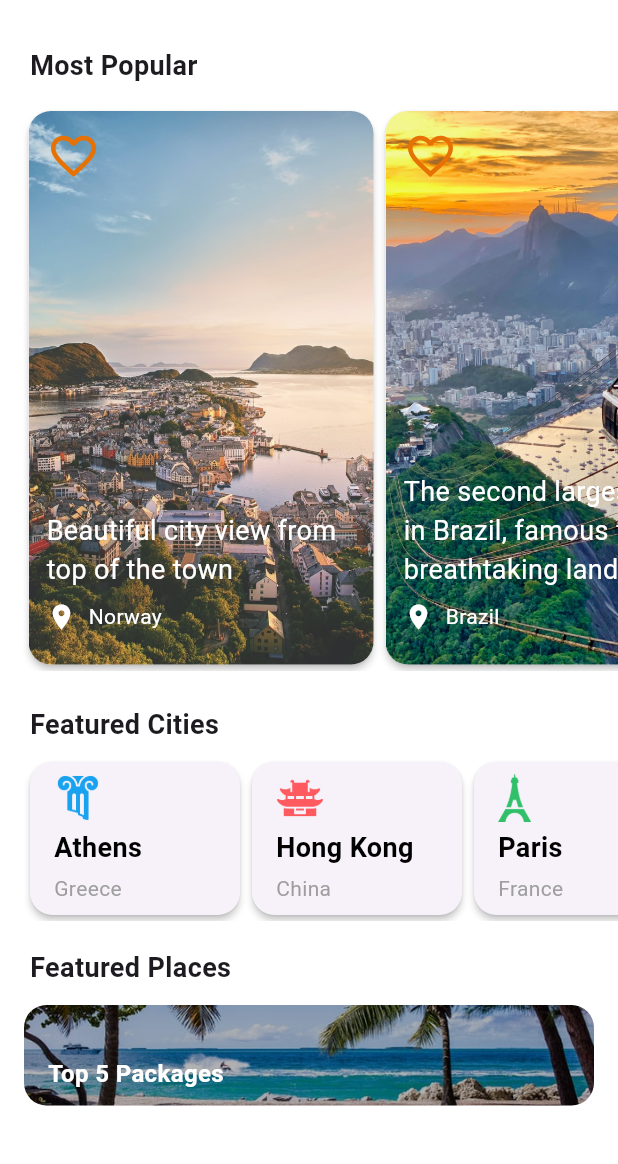
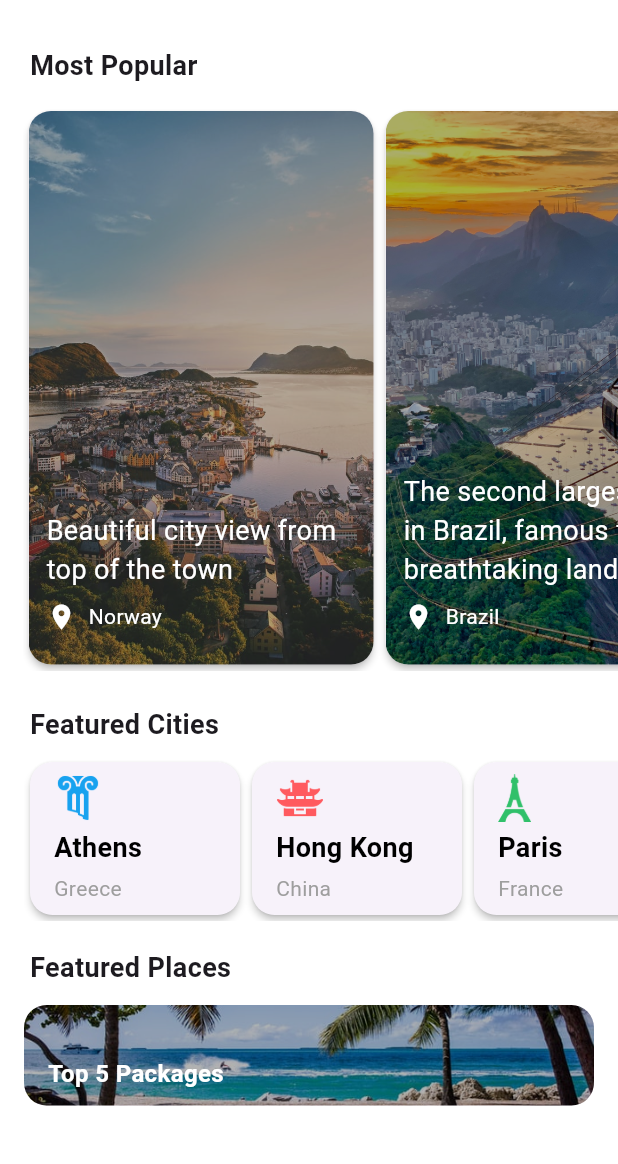
Before and after one commit to Ifty-Rahman/Travel_app, a Flutter app: the screen it shows once a user with an empty profile is signed in, on a phone screen of 412 x 824 dp, the part 72-1236 px from its top. Run offline on Flutter 3.47's test engine with Material 3 defaults, Android fonts, the light colour scheme and no system bars; our stand-ins replace cloud_firestore, firebase_auth, firebase_core, firebase_storage, image_picker; missing offline and left inert: flutter_paypal_checkout, material_text_fields; accounts and stored records are empty; network calls fail.

Commit message:
Profile, booking, about update

```diff
--- a/lib/pages/about.dart
+++ b/lib/pages/about.dart
@@ -1,9 +1,11 @@
 import 'package:flutter/material.dart';
+import 'package:travel_agency/data/constants.dart';
 
 class AboutPage extends StatelessWidget {
   @override
   Widget build(BuildContext context) {
     return Scaffold(
+      backgroundColor: kBackgroundColor,
       appBar: AppBar(
         title: Text('About'),
       ),
--- a/lib/pages/countries.dart
+++ b/lib/pages/countries.dart
@@ -51,6 +51,7 @@ class _CountryListPageState extends State<CountryListPage> {
   @override
   Widget build(BuildContext context) {
     return Scaffold(
+      backgroundColor: kBackgroundColor,
       appBar: AppBar(
         backgroundColor: Colors.transparent,
         elevation: 0,
--- a/lib/pages/explore.dart
+++ b/lib/pages/explore.dart
@@ -59,7 +59,7 @@ class _ExploreState extends State<Explore> {
                 child: IconButton(
                   icon: ClipOval(
                     child: UserProfileImage(),
-                  ), // Change this to display user's picture
+                  ),
                   onPressed: () {
                     Scaffold.of(context).openEndDrawer();
                   },
@@ -179,33 +179,16 @@ class _ExploreState extends State<Explore> {
             width: 230,
             decoration: BoxDecoration(
               image: DecorationImage(
+                colorFilter: ColorFilter.mode(
+                  Colors.black.withOpacity(0.3),
+                  BlendMode.darken,
+                ),
                 image: AssetImage(place.images[0]),
                 fit: BoxFit.cover,
               ),
             ),
             child: Stack(
               children: <Widget>[
-                GestureDetector(
-                  onTap: () {
-                    setState(() {
-                      place.favorite = !place.favorite;
-                    });
-                  },
-                  child: Padding(
-                    padding: EdgeInsets.only(
-                      left: 12,
-                      top: 12,
-                    ),
-                    child: Align(
-                      alignment: Alignment.topLeft,
-                      child: Icon(
-                        place.favorite ? Icons.favorite : Icons.favorite_border,
-                        color: kPrimaryColor,
-                        size: 36,
-                      ),
-                    ),
-                  ),
-                ),
                 Padding(
                   padding: EdgeInsets.only(
                     left: 12,
--- a/lib/pages/profile.dart
+++ b/lib/pages/profile.dart
@@ -128,6 +128,7 @@ class _ProfilePageState extends State<ProfilePage> {
   @override
   Widget build(BuildContext context) {
     return Scaffold(
+      backgroundColor: kBackgroundColor,
       appBar: AppBar(
         title: Text('Account Details'),
         backgroundColor: kBackgroundColor,
```
